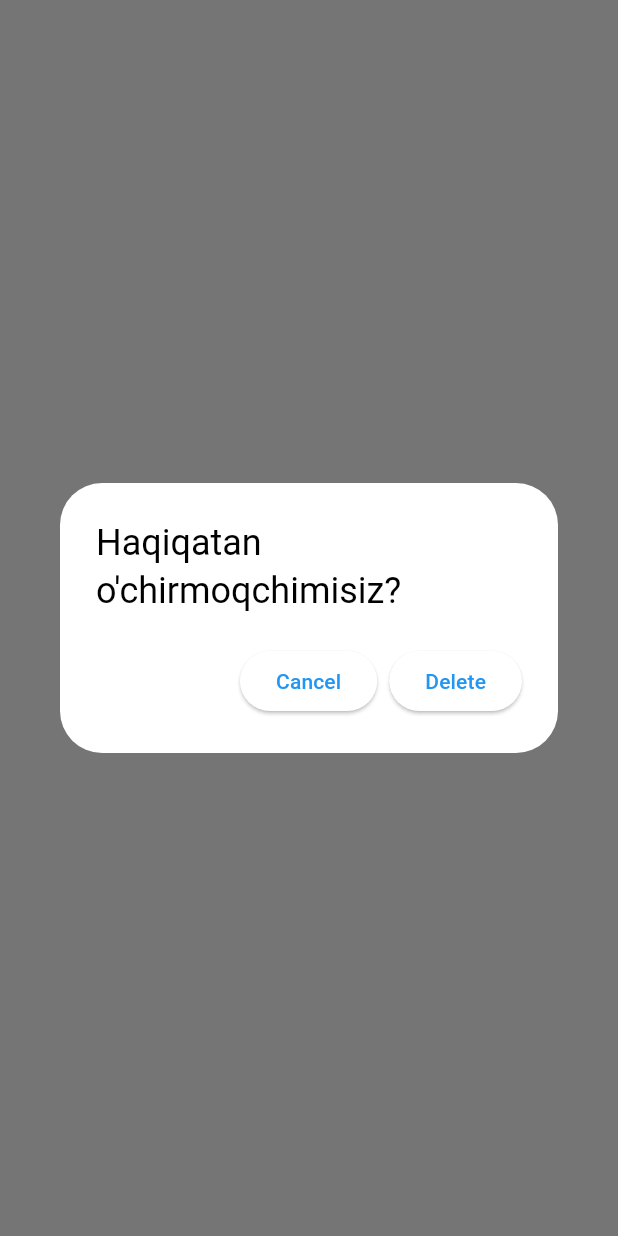
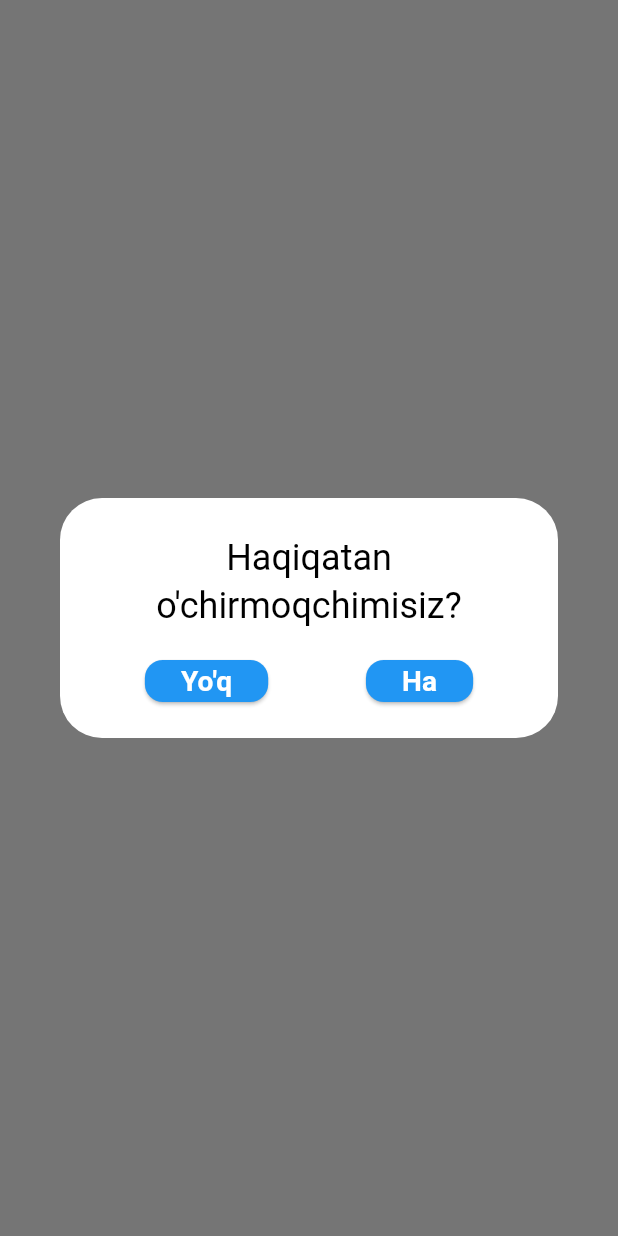
Before and after one commit to azor1105/flutter_contest, a Flutter app: what showDeleteDialog() shows on an empty page, opened directly with empty values, on a phone screen of 412 x 824 dp. Run offline on Flutter 3.47's test engine with Material 2 defaults, Android fonts, the phone set to English and light mode, and no system bars; our stand-ins replace bloc, cloud_firestore, connectivity_plus, dio, equatable, firebase_core and 8 more; missing offline and left inert: flowder, flutter_gradient_colors, open_file_safe; accounts and stored records are empty; network calls fail.

Commit message:
DeleteDialog update

```diff
--- a/lib/presentation/views/tab/tabs/card/widgets/custom_dialog.dart
+++ b/lib/presentation/views/tab/tabs/card/widgets/custom_dialog.dart
@@ -1,22 +1,59 @@
 import 'package:flutter/material.dart';
+import 'package:flutter_contest/presentation/utils/constants/color_const.dart';
+import 'package:flutter_screenutil/flutter_screenutil.dart';
 
-void showDeleteDialog(BuildContext context, {required VoidCallback onDeleteTap}) {
+void showDeleteDialog(BuildContext context,
+    {required VoidCallback onDeleteTap}) {
   showDialog(
     context: context,
     builder: (BuildContext context) {
       return AlertDialog(
-        title: const Text("Haqiqatan o'chirmoqchimisiz?"),
-        actions: <Widget>[
+        backgroundColor: Colors.white,
+        title: const Text(
+          "Haqiqatan o'chirmoqchimisiz?",
+          textAlign: TextAlign.center,
+        ),
+        actions: [
+          SizedBox(
+            height: 30.h,
+            child: Row(
+              mainAxisAlignment: MainAxisAlignment.spaceAround,
+              children: [
                 ElevatedButton(
-            child: Text('Cancel'),
+                  style: ElevatedButton.styleFrom(
+                      shape: RoundedRectangleBorder(
+                          borderRadius: BorderRadius.circular(12)),
+                      backgroundColor: ColorConst.primaryColor),
+                  child: Text(
+                    "Yo'q",
+                    style: TextStyle(
+                      color: Colors.white,
+                      fontWeight: FontWeight.bold,
+                      fontSize: 20.sp,
+                    ),
+                  ),
                   onPressed: () {
                     Navigator.of(context).pop();
                   },
                 ),
                 ElevatedButton(
-            child: Text('Delete'),
+                  style: ElevatedButton.styleFrom(
+                      shape: RoundedRectangleBorder(
+                          borderRadius: BorderRadius.circular(12)),
+                      backgroundColor: ColorConst.primaryColor),
                   onPressed: onDeleteTap,
+                  child: Text(
+                    "Ha",
+                    style: TextStyle(
+                      color: Colors.white,
+                      fontWeight: FontWeight.bold,
+                      fontSize: 20.sp,
                     ),
+                  ),
+                ),
+              ],
+            ),
+          )
         ],
       );
     },
--- a/pubspec.yaml
+++ b/pubspec.yaml
@@ -60,4 +60,4 @@ flutter:
   assets:
     - assets/lottie/
     - assets/images/
-    - assets/icons/
+    # - assets/icons/
```
Also changed, not shown: pubspec.lock. Lines whose indentation alone changed are shown as unchanged.
